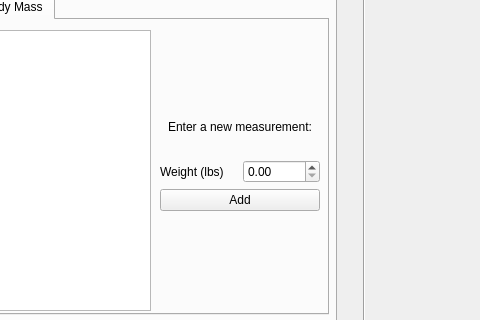
Above: mainwindow.ui from Nicholas-LeBoeuf/RemoteWorkouts before the change; both pictures show x 164 to 644 and y 132 to 452 of the 912 by 534 pixel window. Below: the same form after it.
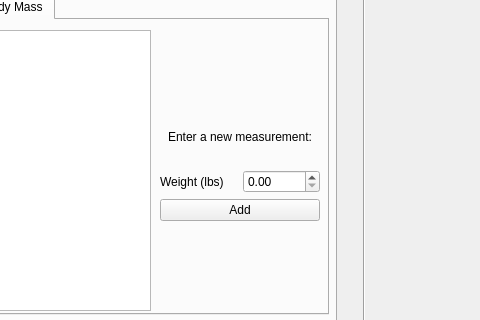
That is the form after the change. The open tabs and pages were chosen to show the change.

Commit message: Preliminary table function (take two)

What changed in the file:
```diff
--- a/mainwindow.ui
+++ b/mainwindow.ui
@@ -143,7 +143,7 @@
         <property name="geometry">
          <rect>
           <x>250</x>
-          <y>80</y>
+          <y>90</y>
           <width>160</width>
           <height>111</height>
          </rect>
```
Left out of the diff: 2 changed lines with no effect on the pictures. The commit also changes 1 other file.
